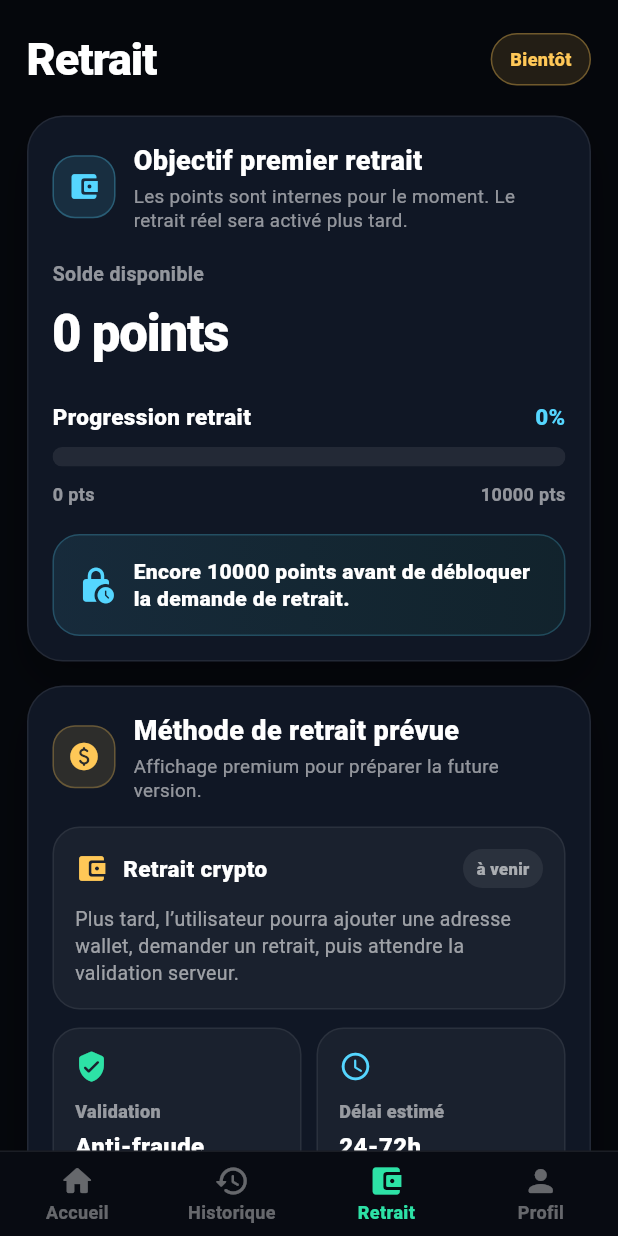
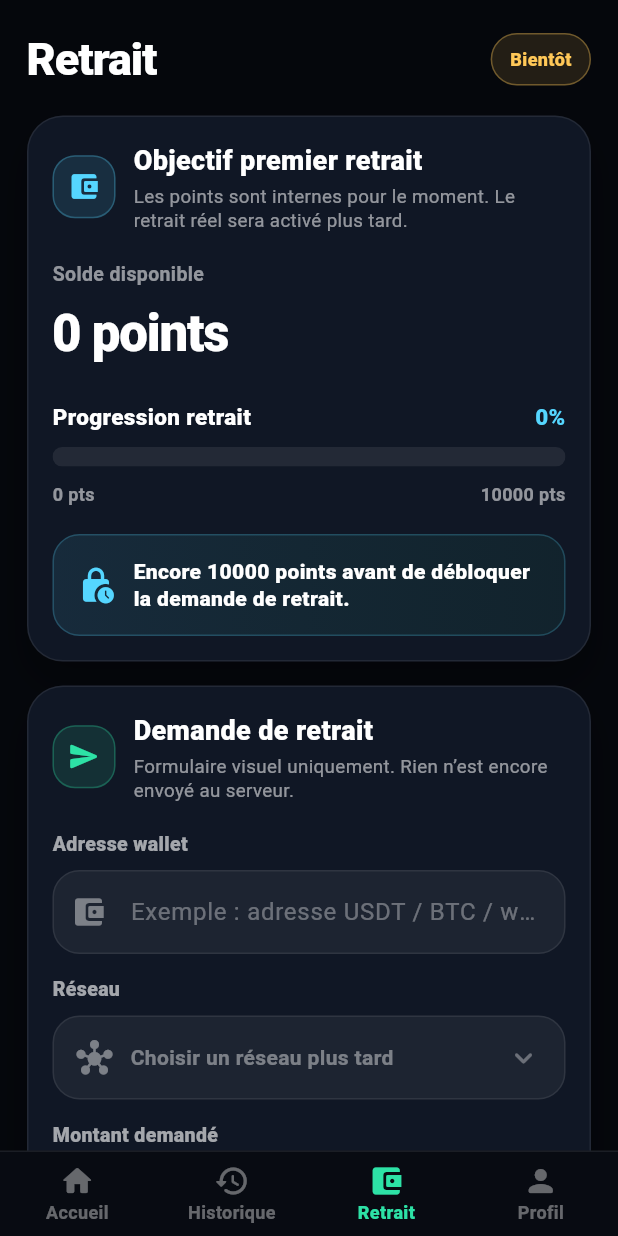
Before and after one commit to amineze1605-cloud/hashledger-flutter, a Flutter app: the HomeScreen screen opened directly with empty values, item 3 of the bottom bar chosen, on a phone screen of 412 x 824 dp. Run offline on Flutter 3.47's test engine with Material 3 defaults, Android fonts, the phone set to English and light mode, and no system bars; our stand-ins replace shared_preferences; accounts and stored records are empty; network calls fail.

Commit message:
Update home_screen.dart

```diff
--- a/lib/screens/home_screen.dart
+++ b/lib/screens/home_screen.dart
@@ -1370,6 +1370,7 @@ class _HomeScreenState extends State<HomeScreen> {
   final progress = (_points / _withdrawTarget).clamp(0.0, 1.0).toDouble();
   final remaining = max(_withdrawTarget - _points, 0);
   final percent = (progress * 100).floor();
+  final canRequestWithdraw = _points >= _withdrawTarget;
 
   return Container(
     color: const Color(0xFF05070C),
@@ -1409,7 +1410,9 @@ class _HomeScreenState extends State<HomeScreen> {
             ),
           ],
         ),
+
         const SizedBox(height: 16),
+
         _SoftCard(
           child: Column(
             crossAxisAlignment: CrossAxisAlignment.start,
@@ -1524,7 +1527,7 @@ class _HomeScreenState extends State<HomeScreen> {
                       child: Text(
                         remaining > 0
                             ? 'Encore $remaining points avant de débloquer la demande de retrait.'
-                              : 'Objectif atteint. La demande de retrait sera activée côté serveur plus tard.',
+                            : 'Objectif atteint. La demande de retrait pourra être envoyée plus tard.',
                         style: const TextStyle(
                           color: Colors.white,
                           fontWeight: FontWeight.w800,
@@ -1539,105 +1542,187 @@ class _HomeScreenState extends State<HomeScreen> {
             ],
           ),
         ),
+
         const SizedBox(height: 16),
+
         _SoftCard(
           child: Column(
             crossAxisAlignment: CrossAxisAlignment.start,
             children: [
               _sectionTitle(
-                  title: 'Méthode de retrait prévue',
-                  subtitle: 'Affichage premium pour préparer la future version.',
-                  icon: Icons.paid_rounded,
-                  color: const Color(0xFFFFC857),
-                ),
-                const SizedBox(height: 16),
+                title: 'Demande de retrait',
+                subtitle:
+                    'Formulaire visuel uniquement. Rien n’est encore envoyé au serveur.',
+                icon: Icons.send_rounded,
+                color: const Color(0xFF2DE2A6),
+              ),
+              const SizedBox(height: 18),
+
+              Text(
+                'Adresse wallet',
+                style: TextStyle(
+                  color: Colors.white.withOpacity(0.62),
+                  fontWeight: FontWeight.w800,
+                  fontSize: 13,
+                ),
+              ),
+              const SizedBox(height: 8),
+              TextField(
+                enabled: false,
+                style: const TextStyle(color: Colors.white),
+                decoration: InputDecoration(
+                  hintText: 'Exemple : adresse USDT / BTC / wallet crypto',
+                  hintStyle: TextStyle(
+                    color: Colors.white.withOpacity(0.35),
+                  ),
+                  filled: true,
+                  fillColor: Colors.white.withOpacity(0.055),
+                  prefixIcon: Icon(
+                    Icons.account_balance_wallet_rounded,
+                    color: Colors.white.withOpacity(0.42),
+                  ),
+                  border: OutlineInputBorder(
+                    borderRadius: BorderRadius.circular(18),
+                    borderSide: BorderSide(
+                      color: Colors.white.withOpacity(0.08),
+                    ),
+                  ),
+                  disabledBorder: OutlineInputBorder(
+                    borderRadius: BorderRadius.circular(18),
+                    borderSide: BorderSide(
+                      color: Colors.white.withOpacity(0.08),
+                    ),
+                  ),
+                ),
+              ),
+
+              const SizedBox(height: 14),
+
+              Text(
+                'Réseau',
+                style: TextStyle(
+                  color: Colors.white.withOpacity(0.62),
+                  fontWeight: FontWeight.w800,
+                  fontSize: 13,
+                ),
+              ),
+              const SizedBox(height: 8),
               Container(
-                  padding: const EdgeInsets.all(14),
+                width: double.infinity,
+                padding: const EdgeInsets.all(15),
                 decoration: BoxDecoration(
-                    color: Colors.white.withOpacity(0.045),
+                  color: Colors.white.withOpacity(0.055),
                   borderRadius: BorderRadius.circular(18),
                   border: Border.all(
-                      color: Colors.white.withOpacity(0.07),
-                    ),
-                  ),
-                  child: Column(
-                    children: [
-                      Row(
-                        children: [
-                          const Icon(
-                            Icons.account_balance_wallet_rounded,
-                            color: Color(0xFFFFC857),
-                            size: 22,
-                          ),
-                          const SizedBox(width: 10),
-                          const Expanded(
+                    color: Colors.white.withOpacity(0.08),
+                  ),
+                ),
+                child: Row(
+                  children: [
+                    Icon(
+                      Icons.hub_rounded,
+                      color: Colors.white.withOpacity(0.42),
+                    ),
+                    const SizedBox(width: 12),
+                    Expanded(
                       child: Text(
-                              'Retrait crypto',
-                              style: TextStyle(
-                                color: Colors.white,
+                        'Choisir un réseau plus tard',
+                        style: TextStyle(
+                          color: Colors.white.withOpacity(0.42),
+                          fontWeight: FontWeight.w700,
+                        ),
+                      ),
+                    ),
+                    Icon(
+                      Icons.keyboard_arrow_down_rounded,
+                      color: Colors.white.withOpacity(0.35),
+                    ),
+                  ],
+                ),
+              ),
+
+              const SizedBox(height: 14),
+
+              Text(
+                'Montant demandé',
+                style: TextStyle(
+                  color: Colors.white.withOpacity(0.62),
+                  fontWeight: FontWeight.w800,
+                  fontSize: 13,
+                ),
+              ),
+              const SizedBox(height: 8),
+              TextField(
+                enabled: false,
+                keyboardType: TextInputType.number,
+                style: const TextStyle(color: Colors.white),
+                decoration: InputDecoration(
+                  hintText: 'Minimum $_withdrawTarget points',
+                  hintStyle: TextStyle(
+                    color: Colors.white.withOpacity(0.35),
+                  ),
+                  filled: true,
+                  fillColor: Colors.white.withOpacity(0.055),
+                  prefixIcon: Icon(
+                    Icons.toll_rounded,
+                    color: Colors.white.withOpacity(0.42),
+                  ),
+                  suffixText: 'points',
+                  suffixStyle: TextStyle(
+                    color: Colors.white.withOpacity(0.42),
+                    fontWeight: FontWeight.w700,
+                  ),
+                  border: OutlineInputBorder(
+                    borderRadius: BorderRadius.circular(18),
+                    borderSide: BorderSide(
+                      color: Colors.white.withOpacity(0.08),
+                    ),
+                  ),
+                  disabledBorder: OutlineInputBorder(
+                    borderRadius: BorderRadius.circular(18),
+                    borderSide: BorderSide(
+                      color: Colors.white.withOpacity(0.08),
+                    ),
+                  ),
+                ),
+              ),
+
+              const SizedBox(height: 18),
+
+              SizedBox(
+                width: double.infinity,
+                height: 54,
+                child: ElevatedButton(
+                  onPressed: null,
+                  style: ElevatedButton.styleFrom(
+                    disabledBackgroundColor: canRequestWithdraw
+                        ? const Color(0xFF2DE2A6).withOpacity(0.18)
+                        : Colors.white.withOpacity(0.07),
+                    disabledForegroundColor: canRequestWithdraw
+                        ? const Color(0xFF2DE2A6)
+                        : Colors.white.withOpacity(0.38),
+                    elevation: 0,
+                    shape: RoundedRectangleBorder(
+                      borderRadius: BorderRadius.circular(18),
+                    ),
+                  ),
+                  child: Text(
+                    canRequestWithdraw
+                        ? 'Formulaire bientôt activé'
+                        : 'Solde insuffisant pour demander un retrait',
+                    style: const TextStyle(
                       fontWeight: FontWeight.w900,
-                                fontSize: 15,
-                              ),
-                            ),
-                          ),
-                          Container(
-                            padding: const EdgeInsets.symmetric(
-                              horizontal: 9,
-                              vertical: 5,
-                            ),
-                            decoration: BoxDecoration(
-                              color: Colors.white.withOpacity(0.07),
-                              borderRadius: BorderRadius.circular(30),
-                            ),
-                            child: Text(
-                              'à venir',
-                              style: TextStyle(
-                                color: Colors.white.withOpacity(0.6),
-                                fontWeight: FontWeight.w800,
-                                fontSize: 11,
-                              ),
-                            ),
-                          ),
-                        ],
-                      ),
-                      const SizedBox(height: 12),
-                      Text(
-                        'Plus tard, l’utilisateur pourra ajouter une adresse wallet, demander un retrait, puis attendre la validation serveur.',
-                        style: TextStyle(
-                          color: Colors.white.withOpacity(0.58),
-                          fontSize: 13,
-                          height: 1.35,
-                        ),
-                      ),
-                    ],
-                  ),
-                ),
-                const SizedBox(height: 12),
-                Row(
-                  children: [
-                    Expanded(
-                      child: _WithdrawMiniBox(
-                        icon: Icons.verified_user_rounded,
-                        title: 'Validation',
-                        value: 'Anti-fraude',
-                        color: const Color(0xFF2DE2A6),
-                      ),
-                    ),
-                    const SizedBox(width: 10),
-                    Expanded(
-                      child: _WithdrawMiniBox(
-                        icon: Icons.schedule_rounded,
-                        title: 'Délai estimé',
-                        value: '24-72h',
-                        color: const Color(0xFF55D6FF),
-                      ),
-                    ),
-                  ],
-                ),
-              ],
-            ),
-          ),
+                      fontSize: 14,
+                    ),
+                  ),
+                ),
+              ),
+            ],
+          ),
+        ),
+
         const SizedBox(height: 16),
+
         _SoftCard(
           child: Column(
             crossAxisAlignment: CrossAxisAlignment.start,
@@ -1672,29 +1757,6 @@ class _HomeScreenState extends State<HomeScreen> {
                 title: 'Historique suffisant',
                 value: 'sessions valides',
                 active: _todayMines >= _chestTarget,
-                ),
-                const SizedBox(height: 16),
-                SizedBox(
-                  width: double.infinity,
-                  height: 54,
-                  child: ElevatedButton(
-                    onPressed: null,
-                    style: ElevatedButton.styleFrom(
-                      disabledBackgroundColor: Colors.white.withOpacity(0.07),
-                      disabledForegroundColor: Colors.white.withOpacity(0.38),
-                      elevation: 0,
-                      shape: RoundedRectangleBorder(
-                        borderRadius: BorderRadius.circular(18),
-                      ),
-                    ),
-                    child: const Text(
-                      'Demande de retrait bientôt disponible',
-                      style: TextStyle(
-                        fontWeight: FontWeight.w900,
-                        fontSize: 14,
-                      ),
-                    ),
-                  ),
               ),
             ],
           ),
```
Lines whose indentation alone changed are shown as unchanged.
